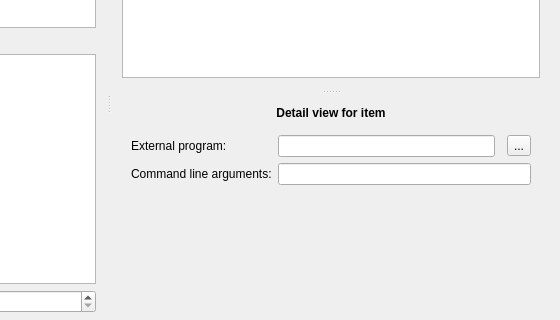
Old version of the form data/ui/simulator.ui in the repository jopohl/urh; both pictures show x 282 to 842 and y 242 to 562 of the 842 by 689 pixel window.
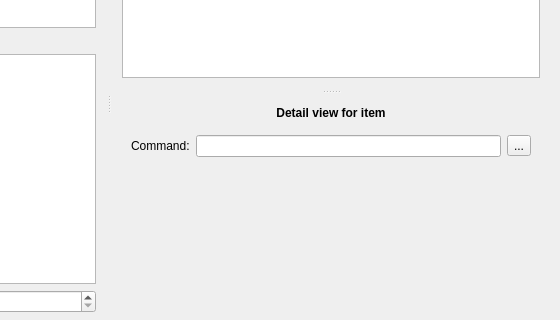
New version of the form. The open tabs and pages were chosen to show the change. Icons and pictures are not drawn. Custom widgets are drawn as their Qt base class.

Commit message: Rename External Program Action -> Trigger Command

```diff
--- a/data/ui/simulator.ui
+++ b/data/ui/simulator.ui
@@ -676,38 +676,28 @@
               </widget>
               <widget class="QWidget" name="page_ext_prog_action">
                <layout class="QGridLayout" name="gridLayout_9">
-                <item row="3" column="0">
-                 <widget class="QLabel" name="label_13">
-                  <property name="text">
-                   <string>Command line arguments:</string>
-                  </property>
-                 </widget>
-                </item>
                 <item row="1" column="0">
                  <widget class="QLabel" name="label_14">
                   <property name="text">
-                   <string>External program:</string>
+                   <string>Command:</string>
                   </property>
                  </widget>
                 </item>
                 <item row="1" column="1">
                  <widget class="QLineEdit" name="extProgramLineEdit">
                   <property name="readOnly">
-                   <bool>true</bool>
+                   <bool>false</bool>
                   </property>
                  </widget>
                 </item>
-                <item row="3" column="1" colspan="4">
-                 <widget class="QLineEdit" name="cmdLineArgsLineEdit"/>
-                </item>
-                <item row="1" column="3" colspan="2">
-                 <widget class="QToolButton" name="btnChooseExtProg">
+                <item row="1" column="2" colspan="2">
+                 <widget class="QToolButton" name="btnChooseCommand">
                   <property name="text">
                    <string>...</string>
                   </property>
                  </widget>
                 </item>
-                <item row="4" column="0" colspan="5">
+                <item row="3" column="0" colspan="4">
                  <spacer name="verticalSpacer_6">
                   <property name="orientation">
                    <enum>Qt::Vertical</enum>
```
Left out of the diff: 2 changed lines with no effect on the pictures. The commit also changes 8 other files.
